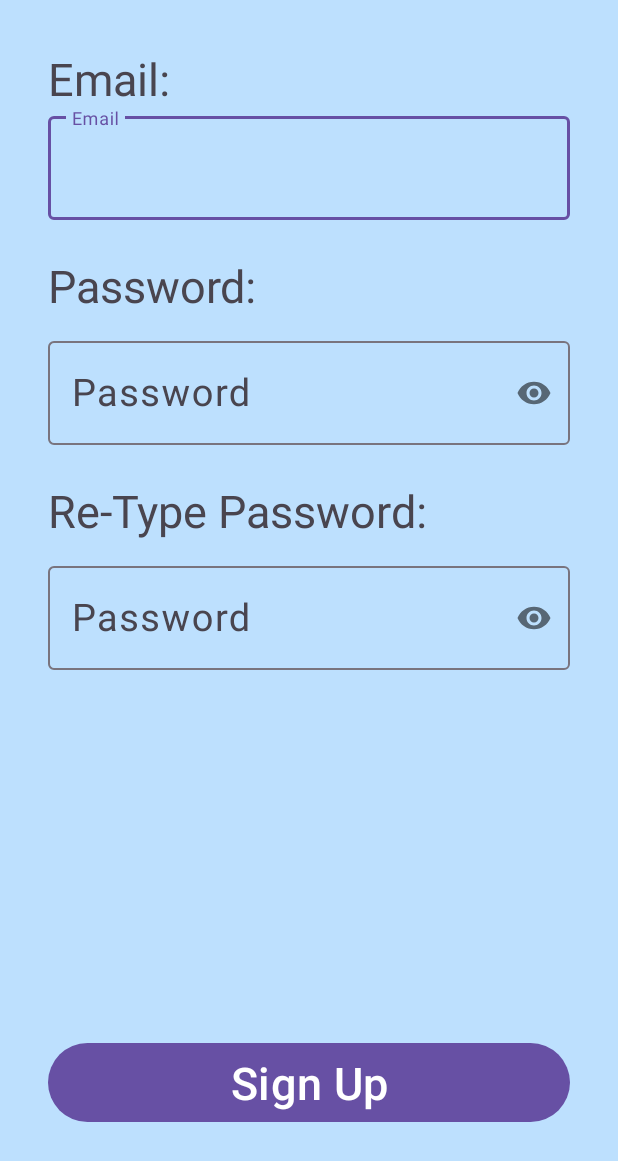
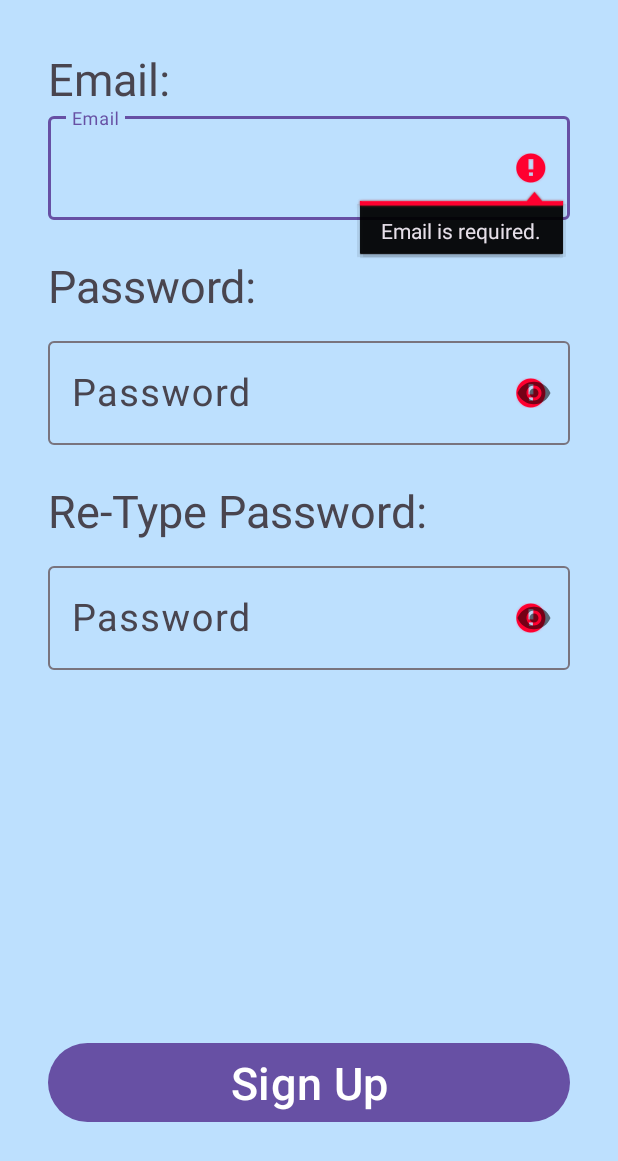
Before and after one commit to EmmaLond/pet-app, an Android app: the Signup screen opened directly, with no data from a screen before it, after a tap on "Sign Up", on a phone screen of 412 x 824 dp. Shown: the top 1161 px of the screen. Run offline under Robolectric (Android 15) with nearby library versions, the phone set to English and light mode, and no system bars; our stand-ins replace Room's generated code; libraries missing offline, so code that uses them is left out: org.mindrot.jbcrypt.

Commit message:
Sign Up is now ready
Has warnings and everything as far as I know. Currently, it doesn't go anywhere after hitting the button, it just adds the account to the database.

```diff
--- a/app/src/main/java/com/example/petapp/Signup.kt
+++ b/app/src/main/java/com/example/petapp/Signup.kt
@@ -4,6 +4,7 @@ import android.os.Bundle
 import android.util.Log
 import android.widget.Button
 import android.widget.EditText
+import android.widget.TextView
 import androidx.activity.enableEdgeToEdge
 import androidx.appcompat.app.AppCompatActivity
 import androidx.lifecycle.lifecycleScope
@@ -21,23 +22,56 @@ class Signup : AppCompatActivity() {
         val password_one = findViewById<EditText>(R.id.passwordEditText)
         val password_two = findViewById<EditText>(R.id.passwordEditTextAgain)
         val signupButton = findViewById<Button>(R.id.button_signup)
+        val warning = findViewById<TextView>(R.id.mistake)
 
         signupButton.setOnClickListener {
-            val passwordOne = password_one.text.toString().trim()
-            val passwordTwo = password_two.text.toString().trim()
-            val theEmail = email.text.toString().trim()
-            val accountExist = accountTable.getPassword(theEmail)
+            if (email.text.isEmpty()) {
+                email.setError("Email is required.")
+            }
+            if (password_one.text.isEmpty()) {
+                password_one.setError("Password is required.")
+            }
+            if (password_two.text.isEmpty()) {
+                password_two.setError("Password is required.")
+            }
 
-            if (passwordOne == passwordTwo && accountExist == null) {
-                lifecycleScope.launch { accountTable.insert(Account(email = email.text.toString().trim(),
-                    password = BCrypt.hashpw(passwordOne, BCrypt.gensalt()))) }
-            }
-//            else if (accountExist != null) {
-//
-//            }
-            else {
-                lifecycleScope.launch { accountTable.getAllUsers().collect { value -> value.forEach { (id, email, password) -> Log.println(Log.WARN, "DEBUG", "$id $email $password") }}}
+            if (!(email.text.isEmpty() && password_one.text.isEmpty() && password_two.text.isEmpty())) {
+                if (!(warning.text.isEmpty())) {
+                    warning.setText("")
+                }
+                val passwordOne = password_one.text.toString().trim()
+                val passwordTwo = password_two.text.toString().trim()
+                lifecycleScope.launch {
+                    val accountExist =
+                        accountTable.getPassword(email = email.text.toString().trim())
 
+                    if (passwordOne == passwordTwo && accountExist == null) {
+                        lifecycleScope.launch {
+                            accountTable.insert(
+                                Account(
+                                    email = email.text.toString().trim(),
+                                    password = BCrypt.hashpw(passwordOne, BCrypt.gensalt())
+                                )
+                            )
+                        }
+                    } else if (passwordOne != passwordTwo) {
+                        warning.setText("Passwords do not match.")
+                    } else {
+                        warning.setText("An account with that email already exists.")
+                        // This code is used to test the database, please leave it just in case
+//                        lifecycleScope.launch {
+//                            accountTable.getAllUsers().collect { value ->
+//                                value.forEach { (id, email, password) ->
+//                                    Log.println(
+//                                        Log.WARN, "DEBUG",
+//                                        "$id $email $password"
+//                                    )
+//                                }
+//                            }
+//                        }
+
+                    }
+                }
             }
         }
 
--- a/app/src/main/java/com/example/petapp/UserDao.kt
+++ b/app/src/main/java/com/example/petapp/UserDao.kt
@@ -12,8 +12,8 @@ interface UserDao {
     @Query("SELECT * FROM users")
     fun getAllUsers(): Flow<List<Account>>
 
-    @Query("SELECT password FROM users WHERE email LIKE :email")
-    suspend fun getPassword(email: String): String
+    @Query("SELECT password FROM users WHERE email = :email")
+    suspend fun getPassword(email: String): String?
 
     @Insert
     suspend fun insert(user: Account)
--- a/app/src/main/res/layout/activity_signup.xml
+++ b/app/src/main/res/layout/activity_signup.xml
@@ -23,7 +23,7 @@
         app:layout_constraintEnd_toEndOf="parent"
         app:layout_constraintHorizontal_bias="0.0"
         app:layout_constraintStart_toStartOf="parent"
-        app:layout_constraintTop_toTopOf="parent"/>
+        app:layout_constraintTop_toTopOf="parent" />
 
     <com.google.android.material.textfield.TextInputLayout
         android:id="@+id/emailWrap"
@@ -44,7 +44,7 @@
             android:hint="Email"
             android:inputType="textEmailAddress"
             android:maxLength="50"
-            android:textSize="25sp"/>
+            android:textSize="25sp" />
 
     </com.google.android.material.textfield.TextInputLayout>
 
@@ -60,7 +60,7 @@
         app:layout_constraintEnd_toEndOf="parent"
         app:layout_constraintHorizontal_bias="0.0"
         app:layout_constraintStart_toStartOf="parent"
-        app:layout_constraintTop_toTopOf="parent"/>
+        app:layout_constraintTop_toTopOf="parent" />
 
 
     <com.google.android.material.textfield.TextInputLayout
@@ -83,7 +83,7 @@
             android:hint="@string/hint_password"
             android:inputType="textPassword"
             android:maxLength="25"
-            android:textSize="25sp"/>
+            android:textSize="25sp" />
 
     </com.google.android.material.textfield.TextInputLayout>
 
@@ -99,7 +99,7 @@
         app:layout_constraintEnd_toEndOf="parent"
         app:layout_constraintHorizontal_bias="0.0"
         app:layout_constraintStart_toStartOf="parent"
-        app:layout_constraintTop_toTopOf="parent"/>
+        app:layout_constraintTop_toTopOf="parent" />
 
 
     <com.google.android.material.textfield.TextInputLayout
@@ -122,15 +122,9 @@
             android:hint="@string/hint_password"
             android:inputType="textPassword"
             android:maxLength="25"
-            android:textSize="25sp"/>
+            android:textSize="25sp" />
 
     </com.google.android.material.textfield.TextInputLayout>
-
-    <TextView
-        android:id="@+id/Peter"
-        android:layout_width="wrap_content"
-        android:layout_height="match_parent"
-        android:text=""/>
 
     <Button
         android:id="@+id/button_signup"
@@ -143,6 +137,25 @@
         android:textSize="30sp"
         app:layout_constraintBottom_toBottomOf="parent"
         app:layout_constraintEnd_toEndOf="parent"
-        app:layout_constraintStart_toStartOf="parent"/>
+        app:layout_constraintStart_toStartOf="parent" />
+
+    <androidx.constraintlayout.widget.Guideline
+        android:id="@+id/guideline"
+        android:layout_width="wrap_content"
+        android:layout_height="wrap_content"
+        android:orientation="vertical"
+        app:layout_constraintGuide_end="375dp" />
+
+    <TextView
+        android:id="@+id/mistake"
+        android:layout_width="wrap_content"
+        android:layout_height="wrap_content"
+        android:text=""
+        android:textColor="#ff0f0f"
+        android:textSize="30sp"
+        app:layout_constraintBottom_toTopOf="@+id/button_signup"
+        app:layout_constraintEnd_toEndOf="parent"
+        app:layout_constraintStart_toStartOf="parent"
+        app:layout_constraintTop_toBottomOf="@+id/show_password_again" />
 
 </androidx.constraintlayout.widget.ConstraintLayout>
```
